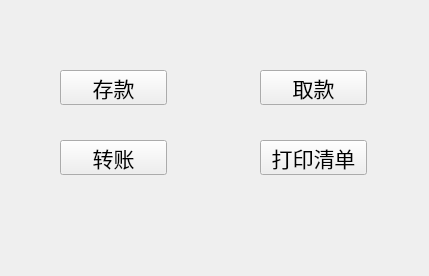
First picture: the form in Client/ui/main.ui, repository intgerzero/network-computing, before the edit.
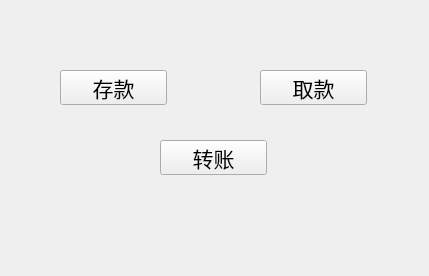
Second picture: the form after the edit.

Diff of the .ui file:
```diff
--- a/Client/ui/main.ui
+++ b/Client/ui/main.ui
@@ -53,7 +53,7 @@
    <widget class="QPushButton" name="pushButton_3">
     <property name="geometry">
      <rect>
-      <x>60</x>
+      <x>160</x>
       <y>140</y>
       <width>107</width>
       <height>35</height>
@@ -68,24 +68,6 @@
      <string>转账</string>
     </property>
    </widget>
-   <widget class="QPushButton" name="pushButton_4">
-    <property name="geometry">
-     <rect>
-      <x>260</x>
-      <y>140</y>
-      <width>107</width>
-      <height>35</height>
-     </rect>
-    </property>
-    <property name="font">
-     <font>
-      <pointsize>16</pointsize>
-     </font>
-    </property>
-    <property name="text">
-     <string>打印清单</string>
-    </property>
-   </widget>
   </widget>
  </widget>
  <resources/>
```
